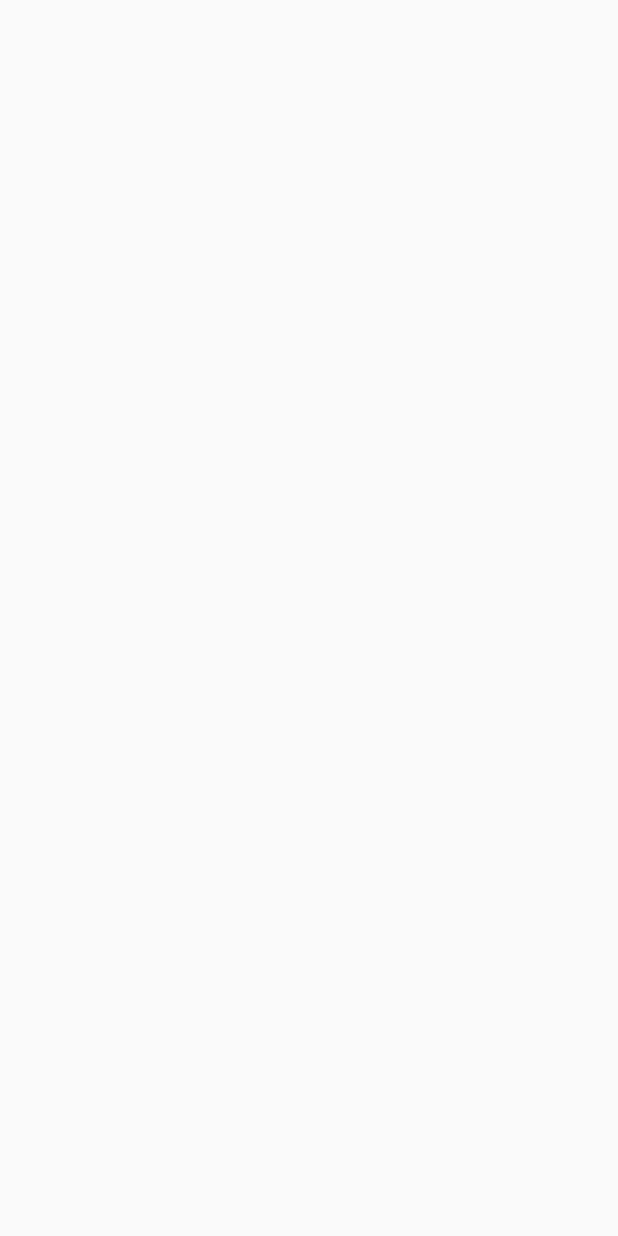
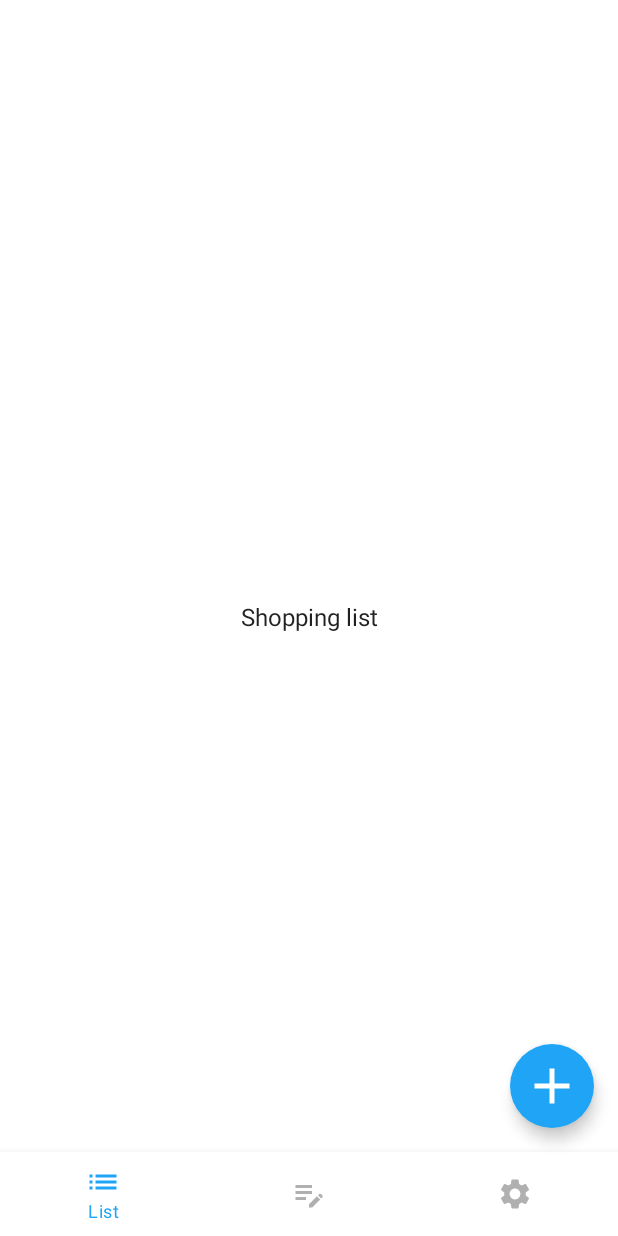
Before and after one commit to Kenig88/ShoppingListCompose2023, an Android app built with Jetpack Compose: the screen it shows after launch (MainActivity), on a phone screen of 412 x 824 dp. Before the commit the screen is empty. Run offline under Robolectric (Android 15) with nearby library versions, the phone set to English and light mode, and no system bars; our stand-ins replace Dagger/Hilt's generated code.

Commit message:
3# screens + navGraph

```diff
--- a/app/src/main/java/com/kenig/shoppinglistcompose2023/MainActivity.kt
+++ b/app/src/main/java/com/kenig/shoppinglistcompose2023/MainActivity.kt
@@ -3,6 +3,7 @@ package com.kenig.shoppinglistcompose2023
 import android.os.Bundle
 import androidx.activity.ComponentActivity
 import androidx.activity.compose.setContent
+import com.kenig.shoppinglistcompose2023.main_screen.MainScreen
 import com.kenig.shoppinglistcompose2023.ui.theme.ShoppingListCompose2023Theme
 import dagger.hilt.android.AndroidEntryPoint
 
@@ -12,6 +13,7 @@ class MainActivity : ComponentActivity() {
         super.onCreate(savedInstanceState)
         setContent {
             ShoppingListCompose2023Theme {
+                MainScreen()
             }
         }
     }
--- /dev/null
+++ b/app/src/main/java/com/kenig/shoppinglistcompose2023/add_item_screen/AddItemScreen.kt
@@ -0,0 +1,19 @@
+package com.kenig.shoppinglistcompose2023.add_item_screen
+
+import androidx.compose.foundation.layout.fillMaxSize
+import androidx.compose.foundation.layout.wrapContentHeight
+import androidx.compose.foundation.layout.wrapContentWidth
+import androidx.compose.material.Text
+import androidx.compose.runtime.Composable
+import androidx.compose.ui.Modifier
+
+@Composable
+fun AddItemScreen() {
+    Text(
+        text = "Add item",
+        modifier = Modifier
+            .fillMaxSize()
+            .wrapContentWidth()
+            .wrapContentHeight()
+    )
+}
--- a/app/src/main/java/com/kenig/shoppinglistcompose2023/data/NoteItemRepoImpl.kt
+++ b/app/src/main/java/com/kenig/shoppinglistcompose2023/data/NoteItemRepoImpl.kt
@@ -4,7 +4,7 @@ import kotlinx.coroutines.flow.Flow
 
 class NoteItemRepoImpl(private val dao: NoteDao) : NoteRepository {
     override suspend fun insertItem(item: NoteItem) {
-      dao.insertItem(item)
+        dao.insertItem(item)
     }
 
     override suspend fun deleteItem(item: NoteItem) {
--- /dev/null
+++ b/app/src/main/java/com/kenig/shoppinglistcompose2023/main_screen/BottomNav.kt
@@ -0,0 +1,46 @@
+package com.kenig.shoppinglistcompose2023.main_screen
+
+import androidx.compose.material.BottomNavigation
+import androidx.compose.material.BottomNavigationItem
+import androidx.compose.material.Icon
+import androidx.compose.material.Text
+import androidx.compose.runtime.Composable
+import androidx.compose.runtime.getValue
+import androidx.compose.ui.graphics.Color
+import androidx.compose.ui.res.painterResource
+import androidx.navigation.NavHostController
+import androidx.navigation.compose.currentBackStackEntryAsState
+import com.kenig.shoppinglistcompose2023.ui.theme.BlueLight
+import com.kenig.shoppinglistcompose2023.ui.theme.GrayLight
+
+@Composable
+fun BottomNav(navController: NavHostController) {
+    val listItems = listOf(
+        BottomNavItem.ListItem,
+        BottomNavItem.NoteItem,
+        BottomNavItem.SettingsItem
+    )
+
+    BottomNavigation(backgroundColor = Color.White) {
+        listItems.forEach { bottomNavItem ->
+            val navBackStackEntry by navController.currentBackStackEntryAsState()
+            val currentRoute = navBackStackEntry?.destination?.route
+
+            BottomNavigationItem(
+                selected = currentRoute == bottomNavItem.route,
+                onClick = {
+                    navController.navigate(bottomNavItem.route)
+                },
+                icon = {
+                    Icon(painter = painterResource(bottomNavItem.iconId), contentDescription = null)
+                },
+                label = {
+                    Text(text = bottomNavItem.title)
+                },
+                selectedContentColor = BlueLight,
+                unselectedContentColor = GrayLight,
+                alwaysShowLabel = false
+            )
+        }
+    }
+}
--- /dev/null
+++ b/app/src/main/java/com/kenig/shoppinglistcompose2023/main_screen/BottomNavItem.kt
@@ -0,0 +1,10 @@
+package com.kenig.shoppinglistcompose2023.main_screen
+
+import com.kenig.shoppinglistcompose2023.R
+import com.kenig.shoppinglistcompose2023.utils.Routes
+
+sealed class BottomNavItem(val title: String, val iconId: Int, val route: String) {
+    object ListItem : BottomNavItem("List", R.drawable.ic_list, Routes.SHOPPING_LIST)
+    object NoteItem : BottomNavItem("Note", R.drawable.ic_note, Routes.NOTE_LIST)
+    object SettingsItem : BottomNavItem("Settings", R.drawable.ic_settings, Routes.SETTINGS)
+}
--- /dev/null
+++ b/app/src/main/java/com/kenig/shoppinglistcompose2023/main_screen/MainScreen.kt
@@ -0,0 +1,43 @@
+package com.kenig.shoppinglistcompose2023.main_screen
+
+import android.annotation.SuppressLint
+import androidx.compose.foundation.layout.size
+import androidx.compose.material.*
+import androidx.compose.runtime.Composable
+import androidx.compose.ui.Modifier
+import androidx.compose.ui.graphics.Color
+import androidx.compose.ui.res.painterResource
+import androidx.compose.ui.unit.dp
+import androidx.navigation.compose.rememberNavController
+import com.kenig.shoppinglistcompose2023.R
+import com.kenig.shoppinglistcompose2023.navigation.NavigationGraph
+
+@SuppressLint("UnusedMaterialScaffoldPaddingParameter")
+@Composable
+fun MainScreen() {
+    val navController = rememberNavController()
+
+    Scaffold(
+        bottomBar = {
+            BottomNav(navController)
+        },
+        floatingActionButton = {
+            FloatingActionButton(
+                onClick = {
+
+                }
+            ) {
+                Icon(
+                    painter = painterResource(R.drawable.ic_add),
+                    contentDescription = null,
+                    modifier = Modifier.size(40.dp),
+                    tint = Color.White
+                )
+            }
+        },
+        floatingActionButtonPosition = FabPosition.End, //расположение FAB на экране (центер, конец и тд)
+        isFloatingActionButtonDocked = false //расположение FAB между bottom-menu и экраном
+    ) {
+        NavigationGraph(navController)
+    }
+}
--- /dev/null
+++ b/app/src/main/java/com/kenig/shoppinglistcompose2023/navigation/NavigationGraph.kt
@@ -0,0 +1,28 @@
+package com.kenig.shoppinglistcompose2023.navigation
+
+import androidx.compose.runtime.Composable
+import androidx.navigation.NavHostController
+import androidx.navigation.compose.NavHost
+import androidx.navigation.compose.composable
+import com.kenig.shoppinglistcompose2023.SettingsScreen
+import com.kenig.shoppinglistcompose2023.note_list_screen.NoteListScreen
+import com.kenig.shoppinglistcompose2023.shopping_list_screen.ShoppingListScreen
+import com.kenig.shoppinglistcompose2023.utils.Routes
+
+@Composable
+fun NavigationGraph(navController: NavHostController) {
+    NavHost(
+        navController = navController,
+        startDestination = Routes.SHOPPING_LIST
+    ) {
+        composable(Routes.SHOPPING_LIST) {
+            ShoppingListScreen()
+        }
+        composable(Routes.NOTE_LIST) {
+            NoteListScreen()
+        }
+        composable(Routes.SETTINGS) {
+            SettingsScreen()
+        }
+    }
+}
--- /dev/null
+++ b/app/src/main/java/com/kenig/shoppinglistcompose2023/new_note_screen/NewNoteScreen.kt
@@ -0,0 +1,16 @@
+package com.kenig.shoppinglistcompose2023.new_note_screen
+
+import androidx.compose.foundation.layout.fillMaxSize
+import androidx.compose.material.Text
+import androidx.compose.runtime.Composable
+import androidx.compose.ui.Modifier
+import androidx.compose.ui.text.style.TextAlign
+
+@Composable
+fun NewNoteScreen() {
+    Text(
+        text = "New note",
+        modifier = Modifier.fillMaxSize(),
+        textAlign = TextAlign.Center
+    )
+}
--- /dev/null
+++ b/app/src/main/java/com/kenig/shoppinglistcompose2023/note_list_screen/NoteListScreen.kt
@@ -0,0 +1,18 @@
+package com.kenig.shoppinglistcompose2023.note_list_screen
+
+import androidx.compose.foundation.layout.fillMaxSize
+import androidx.compose.foundation.layout.wrapContentHeight
+import androidx.compose.foundation.layout.wrapContentWidth
+import androidx.compose.material.Text
+import androidx.compose.runtime.Composable
+import androidx.compose.ui.Modifier
+
+@Composable
+fun NoteListScreen() {
+    Text(
+        text = "Note list",
+        modifier = Modifier.fillMaxSize().
+        wrapContentWidth().
+        wrapContentHeight()
+    )
+}
--- /dev/null
+++ b/app/src/main/java/com/kenig/shoppinglistcompose2023/settings_screen/SettingsScreen.kt
@@ -0,0 +1,20 @@
+package com.kenig.shoppinglistcompose2023
+
+import androidx.compose.foundation.layout.fillMaxSize
+import androidx.compose.foundation.layout.wrapContentHeight
+import androidx.compose.foundation.layout.wrapContentWidth
+import androidx.compose.material.Text
+import androidx.compose.runtime.Composable
+import androidx.compose.ui.Modifier
+import androidx.compose.ui.text.style.TextAlign
+
+@Composable
+fun SettingsScreen() {
+    Text(
+        text = "Settings",
+        modifier = Modifier
+            .fillMaxSize()
+            .wrapContentHeight()
+            .wrapContentWidth()
+    )
+}
--- /dev/null
+++ b/app/src/main/java/com/kenig/shoppinglistcompose2023/shopping_list_screen/ShoppingListScreen.kt
@@ -0,0 +1,20 @@
+package com.kenig.shoppinglistcompose2023.shopping_list_screen
+
+import androidx.compose.foundation.layout.fillMaxSize
+import androidx.compose.foundation.layout.wrapContentHeight
+import androidx.compose.foundation.layout.wrapContentWidth
+import androidx.compose.material.Text
+import androidx.compose.runtime.Composable
+import androidx.compose.ui.Modifier
+import androidx.compose.ui.text.style.TextAlign
+
+@Composable
+fun ShoppingListScreen() {
+    Text(
+        text = "Shopping list",
+        modifier = Modifier
+            .fillMaxSize()
+            .wrapContentHeight()
+            .wrapContentWidth()
+    )
+}
--- a/app/src/main/java/com/kenig/shoppinglistcompose2023/ui/theme/Color.kt
+++ b/app/src/main/java/com/kenig/shoppinglistcompose2023/ui/theme/Color.kt
@@ -6,3 +6,5 @@ val Purple200 = Color(0xFFBB86FC)
 val Purple500 = Color(0xFF6200EE)
 val Purple700 = Color(0xFF3700B3)
 val Teal200 = Color(0xFF03DAC5)
+val BlueLight = Color(0xFF20A5F6)
+val GrayLight = Color(0xFFB0B0B0)
--- a/app/src/main/java/com/kenig/shoppinglistcompose2023/ui/theme/Theme.kt
+++ b/app/src/main/java/com/kenig/shoppinglistcompose2023/ui/theme/Theme.kt
@@ -7,15 +7,15 @@ import androidx.compose.material.lightColors
 import androidx.compose.runtime.Composable
 
 private val DarkColorPalette = darkColors(
-    primary = Purple200,
+    primary = BlueLight,
     primaryVariant = Purple700,
-    secondary = Teal200
+    secondary = BlueLight
 )
 
 private val LightColorPalette = lightColors(
-    primary = Purple500,
+    primary = BlueLight,
     primaryVariant = Purple700,
-    secondary = Teal200
+    secondary = BlueLight
 
     /* Other default colors to override
     background = Color.White,
--- /dev/null
+++ b/app/src/main/java/com/kenig/shoppinglistcompose2023/utils/Routes.kt
@@ -0,0 +1,9 @@
+package com.kenig.shoppinglistcompose2023.utils
+
+object Routes {
+    const val SHOPPING_LIST = "shopping_list"
+    const val NOTE_LIST = "note_list"
+    const val SETTINGS = "settings"
+    const val ADD_ITEM = "add_item"
+    const val NEW_NOTE = "new_note"
+}
--- /dev/null
+++ b/app/src/main/res/drawable/ic_add.xml
@@ -0,0 +1,5 @@
+<vector android:height="24dp" android:tint="#FFFFFFFF"
+    android:viewportHeight="24" android:viewportWidth="24"
+    android:width="24dp" xmlns:android="http://schemas.android.com/apk/res/android">
+    <path android:fillColor="@android:color/white" android:pathData="M19,13h-6v6h-2v-6H5v-2h6V5h2v6h6v2z"/>
+</vector>
--- /dev/null
+++ b/app/src/main/res/drawable/ic_list.xml
@@ -0,0 +1,5 @@
+<vector android:autoMirrored="true" android:height="24dp"
+    android:tint="#000000" android:viewportHeight="24"
+    android:viewportWidth="24" android:width="24dp" xmlns:android="http://schemas.android.com/apk/res/android">
+    <path android:fillColor="@android:color/white" android:pathData="M3,13h2v-2L3,11v2zM3,17h2v-2L3,15v2zM3,9h2L5,7L3,7v2zM7,13h14v-2L7,11v2zM7,17h14v-2L7,15v2zM7,7v2h14L21,7L7,7z"/>
+</vector>
--- /dev/null
+++ b/app/src/main/res/drawable/ic_note.xml
@@ -0,0 +1,5 @@
+<vector android:height="24dp" android:tint="#000000"
+    android:viewportHeight="24" android:viewportWidth="24"
+    android:width="24dp" xmlns:android="http://schemas.android.com/apk/res/android">
+    <path android:fillColor="@android:color/white" android:pathData="M3,10h11v2H3V10zM3,8h11V6H3V8zM3,16h7v-2H3V16zM18.01,12.87l0.71,-0.71c0.39,-0.39 1.02,-0.39 1.41,0l0.71,0.71c0.39,0.39 0.39,1.02 0,1.41l-0.71,0.71L18.01,12.87zM17.3,13.58l-5.3,5.3V21h2.12l5.3,-5.3L17.3,13.58z"/>
+</vector>
--- /dev/null
+++ b/app/src/main/res/drawable/ic_settings.xml
@@ -0,0 +1,5 @@
+<vector android:height="24dp" android:tint="#000000"
+    android:viewportHeight="24" android:viewportWidth="24"
+    android:width="24dp" xmlns:android="http://schemas.android.com/apk/res/android">
+    <path android:fillColor="@android:color/white" android:pathData="M19.14,12.94c0.04,-0.3 0.06,-0.61 0.06,-0.94c0,-0.32 -0.02,-0.64 -0.07,-0.94l2.03,-1.58c0.18,-0.14 0.23,-0.41 0.12,-0.61l-1.92,-3.32c-0.12,-0.22 -0.37,-0.29 -0.59,-0.22l-2.39,0.96c-0.5,-0.38 -1.03,-0.7 -1.62,-0.94L14.4,2.81c-0.04,-0.24 -0.24,-0.41 -0.48,-0.41h-3.84c-0.24,0 -0.43,0.17 -0.47,0.41L9.25,5.35C8.66,5.59 8.12,5.92 7.63,6.29L5.24,5.33c-0.22,-0.08 -0.47,0 -0.59,0.22L2.74,8.87C2.62,9.08 2.66,9.34 2.86,9.48l2.03,1.58C4.84,11.36 4.8,11.69 4.8,12s0.02,0.64 0.07,0.94l-2.03,1.58c-0.18,0.14 -0.23,0.41 -0.12,0.61l1.92,3.32c0.12,0.22 0.37,0.29 0.59,0.22l2.39,-0.96c0.5,0.38 1.03,0.7 1.62,0.94l0.36,2.54c0.05,0.24 0.24,0.41 0.48,0.41h3.84c0.24,0 0.44,-0.17 0.47,-0.41l0.36,-2.54c0.59,-0.24 1.13,-0.56 1.62,-0.94l2.39,0.96c0.22,0.08 0.47,0 0.59,-0.22l1.92,-3.32c0.12,-0.22 0.07,-0.47 -0.12,-0.61L19.14,12.94zM12,15.6c-1.98,0 -3.6,-1.62 -3.6,-3.6s1.62,-3.6 3.6,-3.6s3.6,1.62 3.6,3.6S13.98,15.6 12,15.6z"/>
+</vector>
```
